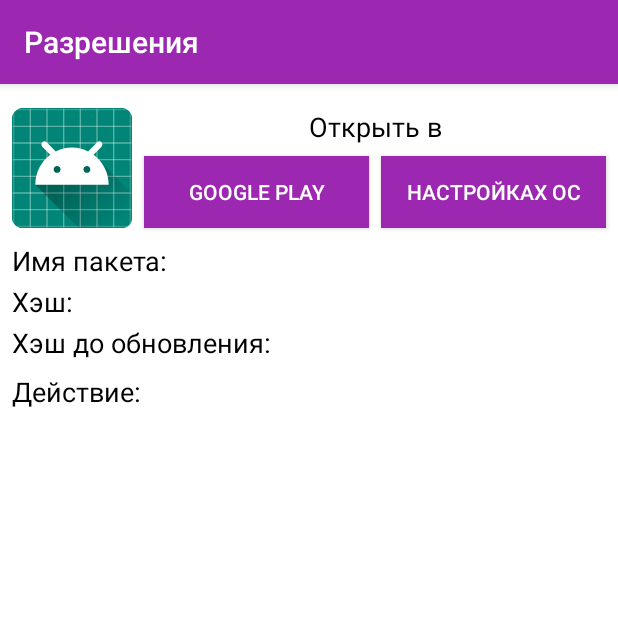
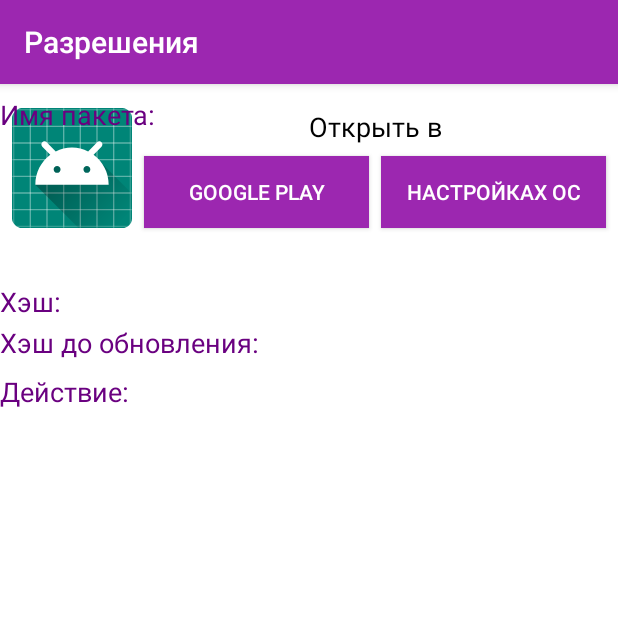
Before and after one commit to Raiden18/Integrity-control, an Android app: the fragment SingleApplicationFragment placed in its activity, on a phone screen of 412 x 824 dp, the top half of it. Run offline under Robolectric (Android 15) with nearby library versions, the phone set to English and light mode, and no system bars; our stand-ins replace data binding, navigation-ui; libraries missing offline, so code that uses them is left out: com.livetyping.permission; 12 statements that could not run were skipped.

Commit message:
Added single contact screen

```diff
--- a/presentation/src/main/java/com/raiden/karpukhinomgupsdiplom/Presentation.kt
+++ b/presentation/src/main/java/com/raiden/karpukhinomgupsdiplom/Presentation.kt
@@ -6,6 +6,7 @@ import com.raiden.karpukhinomgupsdiplom.screens.content.files.FilesViewModel
 import com.raiden.karpukhinomgupsdiplom.screens.info.InfoViewModel
 import com.raiden.karpukhinomgupsdiplom.screens.permissions.PermissionsViewModel
 import com.raiden.karpukhinomgupsdiplom.screens.singleapplication.SingleApplicationViewModel
+import com.raiden.karpukhinomgupsdiplom.screens.singlecontact.SingleContactViewModel
 import org.koin.android.viewmodel.ext.koin.viewModel
 import org.koin.dsl.module.module
 
@@ -16,4 +17,5 @@ val presentation = module {
     viewModel { FilesViewModel(get()) }
     viewModel { ContactsViewModel(get()) }
     viewModel { SingleApplicationViewModel() }
+    viewModel { SingleContactViewModel() }
 }
--- a/presentation/src/main/java/com/raiden/karpukhinomgupsdiplom/screens/content/contacts/ContactsViewModel.kt
+++ b/presentation/src/main/java/com/raiden/karpukhinomgupsdiplom/screens/content/contacts/ContactsViewModel.kt
@@ -30,6 +30,8 @@ class ContactsViewModel(
                 if (savedContent.id == deviceContent.id) {
                     if (savedContent.currentName != deviceContent.currentName || savedContent.currentPhoneNumber != deviceContent.currentPhoneNumber) {
                         deviceContent.isUpdated = true
+                        deviceContent.oldName = savedContent.currentName
+                        deviceContent.oldPoneNumber = deviceContent.currentPhoneNumber
                         changesContent.add(deviceContent)
                     }
                 }
--- a/presentation/src/main/java/com/raiden/karpukhinomgupsdiplom/screens/singleapplication/SingleApplicationFragment.kt
+++ b/presentation/src/main/java/com/raiden/karpukhinomgupsdiplom/screens/singleapplication/SingleApplicationFragment.kt
@@ -62,14 +62,14 @@ class SingleApplicationFragment : Fragment() {
     private fun calculateAction() {
         when {
             uiApplication.isInstalled -> {
-                setActionMessage(R.string.single_app_name_installed)
+                setActionMessage(R.string.single_content_name_installed)
                 hideOldHash()
             }
             uiApplication.isDeleted -> {
-                setActionMessage(R.string.single_app_name_delete)
+                setActionMessage(R.string.single_content_name_delete)
                 hideOldHash()
             }
-            uiApplication.isUpdated -> setActionMessage(R.string.single_app_name_updated)
+            uiApplication.isUpdated -> setActionMessage(R.string.single_content_name_updated)
         }
     }
 
--- a/presentation/src/main/java/com/raiden/karpukhinomgupsdiplom/uimodels/UiApplication.kt
+++ b/presentation/src/main/java/com/raiden/karpukhinomgupsdiplom/uimodels/UiApplication.kt
@@ -1,13 +1,11 @@
 package com.raiden.karpukhinomgupsdiplom.uimodels
-
-import java.io.Serializable
 
 data class UiApplication(
     val name: String,
     val versionNameMd5: String,
     val packageName: String = "",
     var oldVersionNameMd5: String = ""
-) : UiContent, Serializable {
+) : UiContent {
     override val primaryKey = versionNameMd5
     override val nameContent = name
     override var isDeleted: Boolean = false
--- a/presentation/src/main/java/com/raiden/karpukhinomgupsdiplom/uimodels/UiContact.kt
+++ b/presentation/src/main/java/com/raiden/karpukhinomgupsdiplom/uimodels/UiContact.kt
@@ -4,8 +4,8 @@ data class UiContact(
     val id: String,
     val currentName: String,
     val currentPhoneNumber: String,
-    val oldName: String = "",
-    val oldPoneNumber: String = ""
+    var oldName: String = "",
+    var oldPoneNumber: String = ""
 ) : UiContent {
     override val primaryKey = id
     override val nameContent = currentName
--- a/presentation/src/main/java/com/raiden/karpukhinomgupsdiplom/uimodels/UiContent.kt
+++ b/presentation/src/main/java/com/raiden/karpukhinomgupsdiplom/uimodels/UiContent.kt
@@ -1,6 +1,8 @@
 package com.raiden.karpukhinomgupsdiplom.uimodels
 
-interface UiContent {
+import java.io.Serializable
+
+interface UiContent : Serializable {
     val nameContent: String
     val primaryKey: String
     var isDeleted: Boolean
--- a/presentation/src/main/res/layout/fragment_single_application.xml
+++ b/presentation/src/main/res/layout/fragment_single_application.xml
@@ -73,11 +73,9 @@
         <TextView
                 android:id="@+id/single_app_name_package_label"
                 android:text="@string/single_app_package_name"
-                style="@style/LibleInfoTextStyleField"
-                android:layout_marginTop="8dp"
-                app:layout_constraintStart_toStartOf="@+id/single_app_icon"
-                app:layout_constraintBottom_toBottomOf="@+id/single_app_name_package"
-                app:layout_constraintTop_toTopOf="@+id/single_app_name_package"
+                style="@style/SingleContactLabel"
+                tools:layout_editor_absoluteY="99dp"
+                tools:layout_editor_absoluteX="8dp"
                 />
 
         <TextView
@@ -96,7 +94,7 @@
         <TextView
                 android:id="@+id/single_app_current_hash_label"
                 android:text="@string/single_app_current_hash"
-                style="@style/LibleInfoTextStyleField"
+                style="@style/SingleContactLabel"
                 android:layout_marginTop="8dp"
                 app:layout_constraintStart_toStartOf="@+id/single_app_name_package_label"
                 app:layout_constraintBottom_toBottomOf="@+id/single_app_current_hash"
@@ -118,7 +116,7 @@
         <TextView
                 android:id="@+id/single_app_old_hash_label"
                 android:text="@string/single_app_old_hash"
-                style="@style/LibleInfoTextStyleField"
+                style="@style/SingleContactLabel"
                 app:layout_constraintStart_toStartOf="@+id/single_app_current_hash_label"
                 android:layout_marginTop="8dp"
                 app:layout_constraintBottom_toBottomOf="@+id/single_app_old_hash"
@@ -140,7 +138,7 @@
         <TextView
                 android:id="@+id/single_app_action_label"
                 android:text="@string/single_app_action"
-                style="@style/LibleInfoTextStyleField"
+                style="@style/SingleContactLabel"
                 app:layout_constraintStart_toStartOf="@+id/single_app_old_hash_label"
                 android:layout_marginTop="8dp"
                 app:layout_constraintTop_toBottomOf="@+id/single_app_old_hash_label"
--- a/presentation/src/main/res/navigation/navigation.xml
+++ b/presentation/src/main/res/navigation/navigation.xml
@@ -81,7 +81,16 @@
             android:id="@+id/contactsFragment"
             android:name="com.raiden.karpukhinomgupsdiplom.screens.content.contacts.ContactsFragment"
             android:label="@string/contacts_title"
-            />
+            >
+        <action
+                android:id="@+id/action_contactsFragment_to_singleContactFragment"
+                app:destination="@id/singleContactFragment"
+                app:enterAnim="@anim/nav_default_enter_anim"
+                app:exitAnim="@anim/nav_default_exit_anim"
+                app:popEnterAnim="@anim/nav_default_pop_enter_anim"
+                app:popExitAnim="@anim/nav_default_pop_exit_anim"
+                />
+    </fragment>
     <fragment
             android:id="@+id/singleApplicationFragment"
             android:name="com.raiden.karpukhinomgupsdiplom.screens.singleapplication.SingleApplicationFragment"
@@ -91,4 +100,14 @@
                 app:argType="com.raiden.karpukhinomgupsdiplom.uimodels.UiApplication"
                 />
     </fragment>
+    <fragment
+            android:id="@+id/singleContactFragment"
+            android:name="com.raiden.karpukhinomgupsdiplom.screens.singlecontact.SingleContactFragment"
+            android:label="@string/single_contact_saved_title"
+            >
+        <argument
+                android:name="uiContact"
+                app:argType="com.raiden.karpukhinomgupsdiplom.uimodels.UiContact"
+                />
+    </fragment>
 </navigation>
--- a/presentation/src/main/res/values/single_app_screen.xml
+++ b/presentation/src/main/res/values/string_single_app.xml
@@ -6,10 +6,6 @@
     <string name="single_app_old_hash">Хэш до обновления:</string>
     <string name="single_app_action">Действие:</string>
 
-    <string name="single_app_name_delete">Удалено</string>
-    <string name="single_app_name_installed">Установлено</string>
-    <string name="single_app_name_updated">Обновлено</string>
-
     <string name="single_app_name_button_store">Google Play</string>
     <string name="single_app_name_button_options">настройках ОС</string>
     <string name="single_app_name_open_in">Открыть в</string>
--- a/presentation/src/main/res/values/strings.xml
+++ b/presentation/src/main/res/values/strings.xml
@@ -17,4 +17,8 @@
     <string name="content_alert_message_contact_installed">Контакт добавлен</string>
     <string name="content_alert_message_contact_changed">Контакт изменен</string>
     <string name="content_alert_message_contact_deleted">Контакт удален</string>
+
+    <string name="single_content_name_delete">Удалено</string>
+    <string name="single_content_name_installed">Установлено</string>
+    <string name="single_content_name_updated">Обновлено</string>
 </resources>
--- a/presentation/src/main/res/values/styles.xml
+++ b/presentation/src/main/res/values/styles.xml
@@ -109,4 +109,11 @@
         <item name="android:gravity">right</item>
         <item name="android:textColor">@android:color/black</item>
     </style>
+
+    <style name="SingleContactLabel">
+        <item name="android:layout_width">wrap_content</item>
+        <item name="android:layout_height">wrap_content</item>
+        <item name="android:textSize">18sp</item>
+        <item name="android:textColor">@color/colorPrimaryDark</item>
+    </style>
 </resources>
```
Also changed, not shown: presentation/src/main/java/com/raiden/karpukhinomgupsdiplom/screens/content/contacts/ContactsFragment.kt (+6 -1 lines), presentation/src/main/java/com/raiden/karpukhinomgupsdiplom/screens/singlecontact/SingleContactFragment.kt (added, +95 -0 lines), presentation/src/main/java/com/raiden/karpukhinomgupsdiplom/screens/singlecontact/SingleContactViewModel.kt (added, +8 -0 lines), presentation/src/main/res/layout/fragment_single_contact.xml (added, +125 -0 lines), presentation/src/main/res/values/string_single_contact_screen.xml (added, +12 -0 lines), presentation/src/main/res/values/string_permission_screen.xml (renamed from presentation/src/main/res/values/permission_screen_strings.xml), presentation/src/main/res/values/strings_info_screen.xml (renamed from presentation/src/main/res/values/info_screen_strings.xml).
